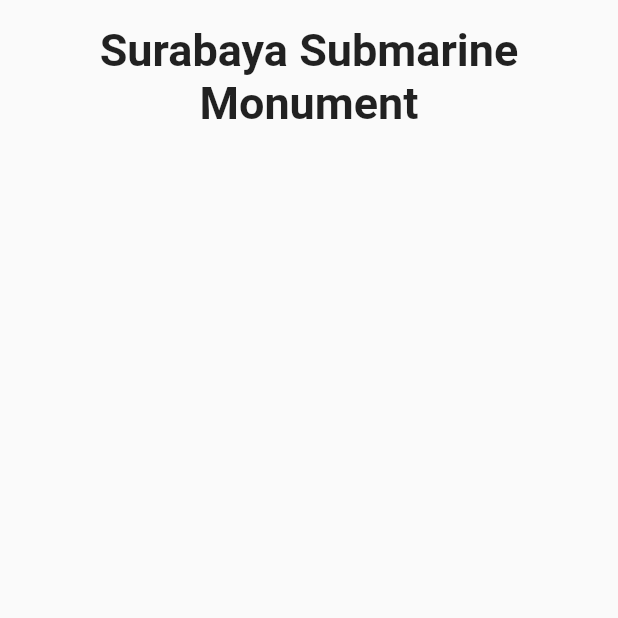
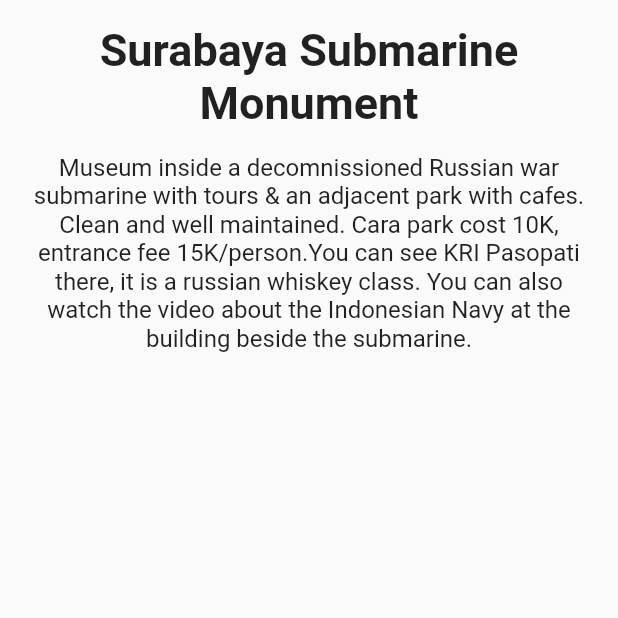
Before and after one commit to iostream-code/prak2_wppb, a Flutter app: the screen it shows after launch, on a phone screen of 412 x 824 dp, the top half of it. Run offline on Flutter 3.47's test engine with Material 2 defaults, Android fonts, the phone set to English and light mode, and no system bars.

Commit message:
push kedua

```diff
--- a/lib/main.dart
+++ b/lib/main.dart
@@ -29,7 +29,7 @@
           crossAxisAlignment: CrossAxisAlignment.stretch,
           children: <Widget>[
             Container(
-              margin: const EdgeInsets.only(top: 16.0),
+              margin: EdgeInsets.only(top: 16.0),
               child: const Text(
                 "Surabaya Submarine Monument",
                 textAlign: TextAlign.center,
@@ -39,6 +39,14 @@
                 ),
               ),
             ),
+            Container(
+              padding: const EdgeInsets.all(16.0),
+              child: const Text(
+                'Museum inside a decomnissioned Russian war submarine with tours & an adjacent park with cafes. Clean and well maintained. Cara park cost 10K, entrance fee 15K/person.You can see KRI Pasopati there, it is a russian whiskey class. You can also watch the video about the Indonesian Navy at the building beside the submarine.',
+                textAlign: TextAlign.center,
+                style: TextStyle(fontSize: 16.0),
+              ),
+            ),
           ],
         ),
       ),
```
